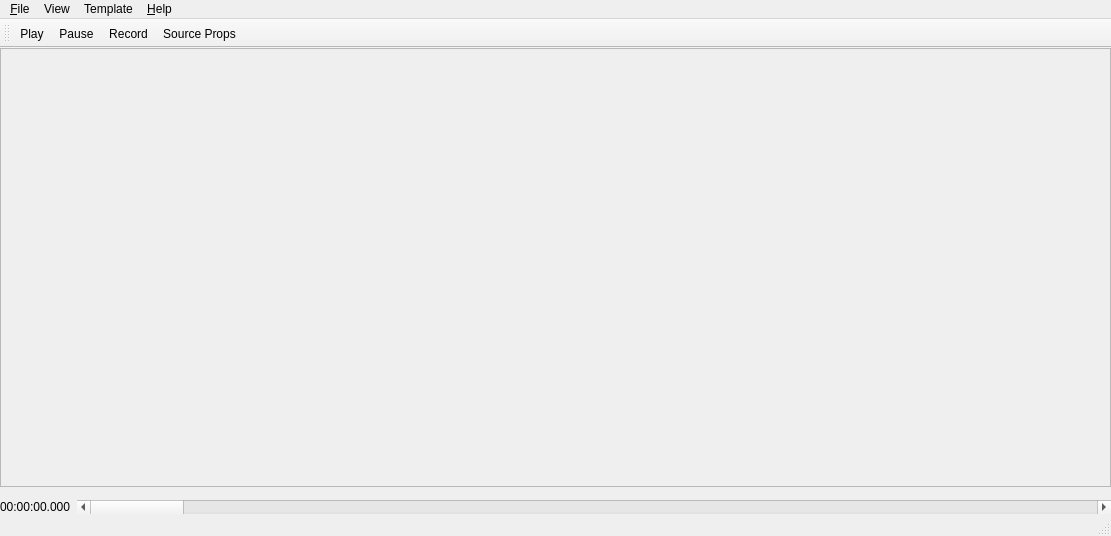
Old version of the form lib/ui/mainUi.ui in the repository wonkoderverstaendige/Spotter.
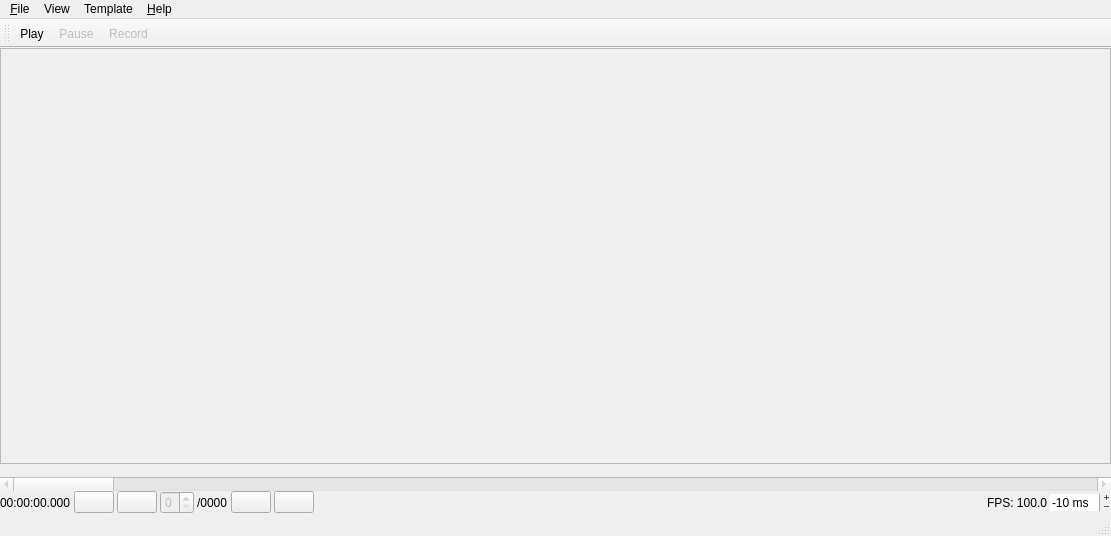
New version of the form. Icons and pictures are not drawn.

Commit message: Major rework grabber, allows for indexed replay of supported video files

```diff
--- a/lib/ui/mainUi.ui
+++ b/lib/ui/mainUi.ui
@@ -85,22 +85,151 @@
      </layout>
     </item>
     <item row="2" column="2">
-     <layout class="QHBoxLayout" name="layout_video_pos_control">
+     <layout class="QGridLayout" name="gridLayout_3">
       <property name="sizeConstraint">
        <enum>QLayout::SetDefaultConstraint</enum>
       </property>
+      <property name="horizontalSpacing">
+       <number>3</number>
+      </property>
+      <property name="verticalSpacing">
+       <number>0</number>
+      </property>
       <property name="leftMargin">
        <number>0</number>
       </property>
-      <item>
+      <item row="1" column="2">
+       <widget class="QPushButton" name="pushButton_2">
+        <property name="sizePolicy">
+         <sizepolicy hsizetype="Maximum" vsizetype="Fixed">
+          <horstretch>0</horstretch>
+          <verstretch>0</verstretch>
+         </sizepolicy>
+        </property>
+       </widget>
+      </item>
+      <item row="1" column="8">
+       <widget class="QLabel" name="lbl_fps">
+        <property name="minimumSize">
+         <size>
+          <width>55</width>
+          <height>0</height>
+         </size>
+        </property>
+        <property name="toolTip">
+         <string>Interface refresh rate, NOT the acquisition rate if grabbing from a camera.</string>
+        </property>
+        <property name="frameShape">
+         <enum>QFrame::NoFrame</enum>
+        </property>
+        <property name="text">
+         <string>FPS: 100.0</string>
+        </property>
+       </widget>
+      </item>
+      <item row="1" column="6">
+       <widget class="QPushButton" name="pushButton_4">
+        <property name="sizePolicy">
+         <sizepolicy hsizetype="Maximum" vsizetype="Fixed">
+          <horstretch>0</horstretch>
+          <verstretch>0</verstretch>
+         </sizepolicy>
+        </property>
+       </widget>
+      </item>
+      <item row="1" column="3">
+       <widget class="QSpinBox" name="spin_index">
+        <property name="enabled">
+         <bool>false</bool>
+        </property>
+        <property name="maximum">
+         <number>1</number>
+        </property>
+       </widget>
+      </item>
+      <item row="1" column="7">
+       <spacer name="horizontalSpacer_2">
+        <property name="orientation">
+         <enum>Qt::Horizontal</enum>
+        </property>
+        <property name="sizeHint" stdset="0">
+         <size>
+          <width>40</width>
+          <height>20</height>
+         </size>
+        </property>
+       </spacer>
+      </item>
+      <item row="1" column="1">
+       <widget class="QPushButton" name="pushButton">
+        <property name="sizePolicy">
+         <sizepolicy hsizetype="Maximum" vsizetype="Fixed">
+          <horstretch>0</horstretch>
+          <verstretch>0</verstretch>
+         </sizepolicy>
+        </property>
+       </widget>
+      </item>
+      <item row="1" column="5">
+       <widget class="QPushButton" name="pushButton_3">
+        <property name="sizePolicy">
+         <sizepolicy hsizetype="Maximum" vsizetype="Fixed">
+          <horstretch>0</horstretch>
+          <verstretch>0</verstretch>
+         </sizepolicy>
+        </property>
+       </widget>
+      </item>
+      <item row="1" column="4">
+       <widget class="QLabel" name="lbl_num_frames">
+        <property name="text">
+         <string>/0000</string>
+        </property>
+       </widget>
+      </item>
+      <item row="1" column="0">
        <widget class="QLabel" name="lbl_frame_t">
         <property name="text">
          <string>00:00:00.000</string>
         </property>
        </widget>
       </item>
-      <item>
+      <item row="1" column="9">
+       <widget class="QSpinBox" name="spin_offset">
+        <property name="focusPolicy">
+         <enum>Qt::NoFocus</enum>
+        </property>
+        <property name="toolTip">
+         <string>Bias GUI refresh interval</string>
+        </property>
+        <property name="frame">
+         <bool>false</bool>
+        </property>
+        <property name="buttonSymbols">
+         <enum>QAbstractSpinBox::PlusMinus</enum>
+        </property>
+        <property name="accelerated">
+         <bool>true</bool>
+        </property>
+        <property name="suffix">
+         <string extracomment="offset"> ms</string>
+        </property>
+        <property name="minimum">
+         <number>-99</number>
+        </property>
+        <property name="maximum">
+         <number>999</number>
+        </property>
+        <property name="value">
+         <number>-10</number>
+        </property>
+       </widget>
+      </item>
+      <item row="0" column="0" colspan="10">
        <widget class="QScrollBar" name="scrollbar_t">
+        <property name="enabled">
+         <bool>false</bool>
+        </property>
         <property name="sizePolicy">
          <sizepolicy hsizetype="MinimumExpanding" vsizetype="Fixed">
           <horstretch>0</horstretch>
@@ -195,6 +324,9 @@
   </widget>
   <widget class="QStatusBar" name="statusbar"/>
   <widget class="QToolBar" name="toolBar">
+   <property name="enabled">
+    <bool>true</bool>
+   </property>
    <property name="contextMenuPolicy">
     <enum>Qt::ActionsContextMenu</enum>
    </property>
@@ -213,7 +345,6 @@
    <addaction name="actionPlay"/>
    <addaction name="actionPause"/>
    <addaction name="actionRecord"/>
-   <addaction name="actionSourceProperties"/>
   </widget>
   <action name="actionE_xit">
    <property name="text">
@@ -285,6 +416,9 @@
    <property name="checkable">
     <bool>true</bool>
    </property>
+   <property name="enabled">
+    <bool>false</bool>
+   </property>
    <property name="icon">
     <iconset resource="icons.qrc">
      <normaloff>:/record_on.png</normaloff>:/record_on.png</iconset>
@@ -372,6 +506,9 @@
    <property name="checkable">
     <bool>true</bool>
    </property>
+   <property name="enabled">
+    <bool>false</bool>
+   </property>
    <property name="icon">
     <iconset resource="icons.qrc">
      <normaloff>:/pause.png</normaloff>:/pause.png</iconset>
```
Left out of the diff: 27 changed lines with no effect on the pictures. The commit also changes 18 other files.
